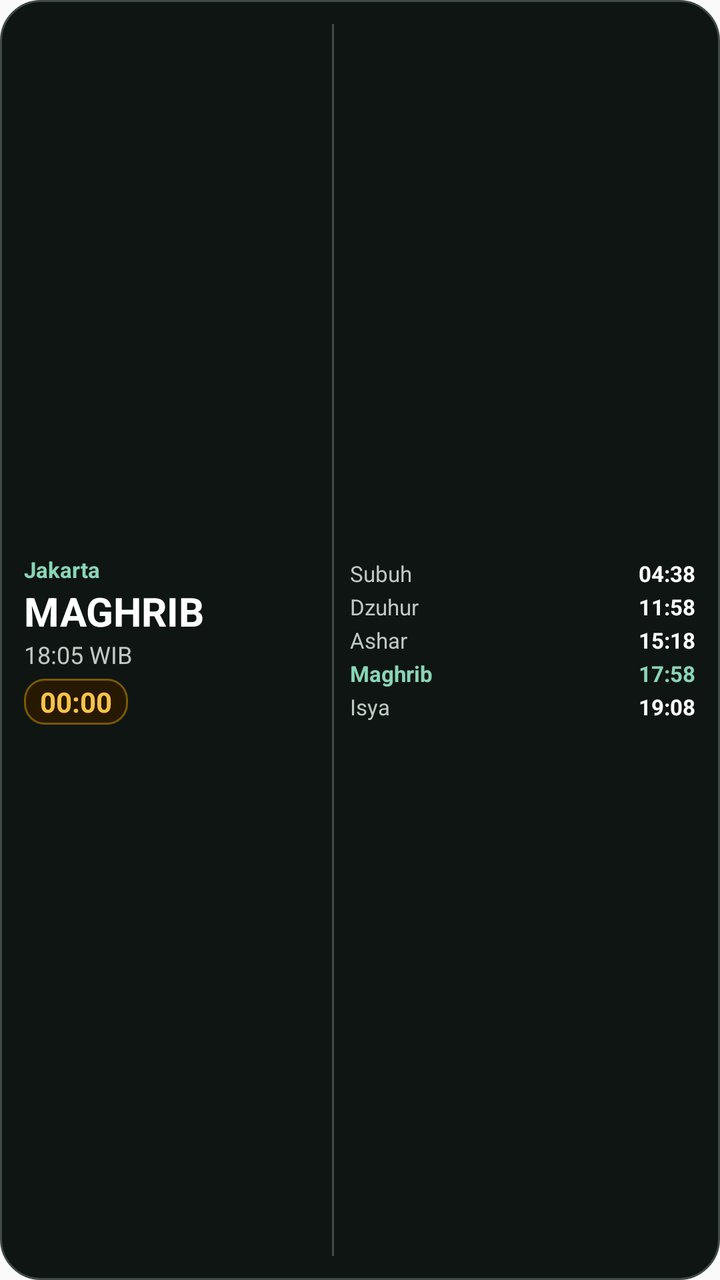
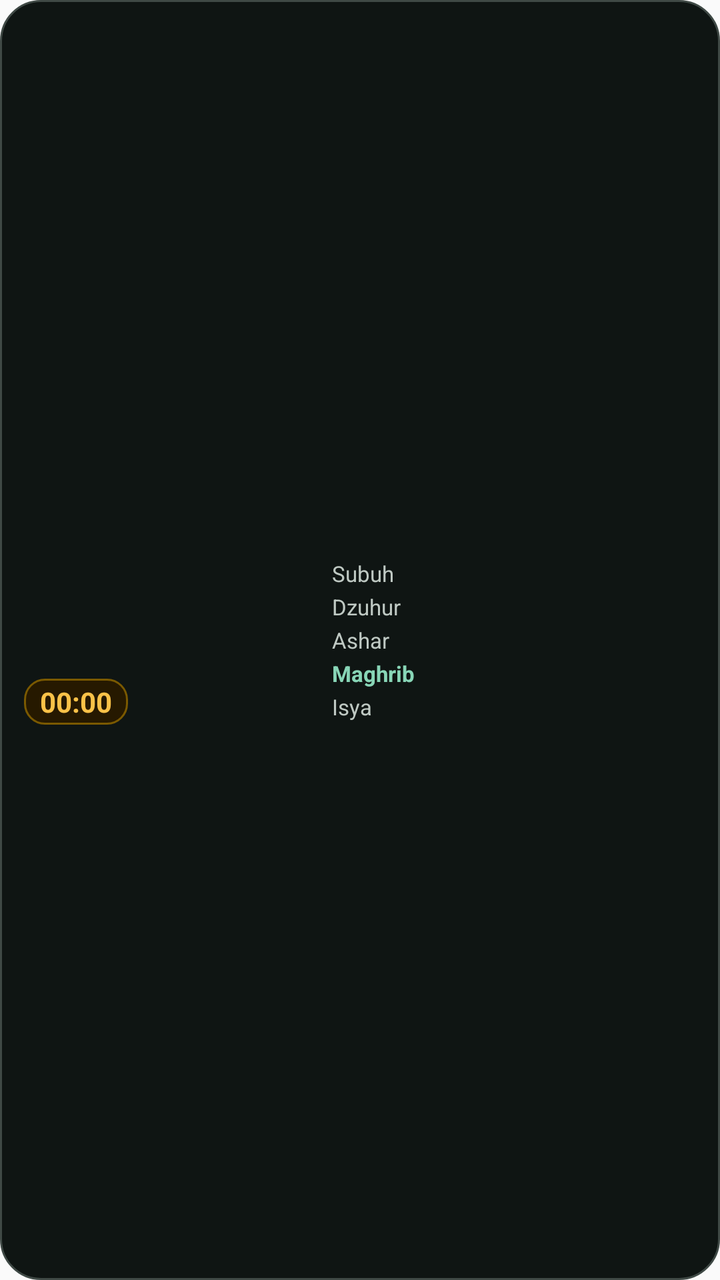

An Android layout rendered at two revisions. The XML below is the earlier revision; the diff shows what the commit changed to produce the second picture.
<!-- AndroidManifest.xml: application theme Theme.AdzanNotif -->
<!-- res/layout/widget_detailed.xml -->
<?xml version="1.0" encoding="utf-8"?>
<LinearLayout xmlns:android="http://schemas.android.com/apk/res/android"
    android:id="@+id/widget_detailed_root"
    android:layout_width="match_parent"
    android:layout_height="match_parent"
    android:background="@drawable/widget_bg"
    android:orientation="horizontal"
    android:gravity="center_vertical"
    android:padding="12dp">

    
    <LinearLayout
        android:layout_width="0dp"
        android:layout_height="match_parent"
        android:layout_weight="1.1"
        android:orientation="vertical"
        android:gravity="center_vertical">

        <TextView
            android:id="@+id/widget_det_location"
            android:layout_width="wrap_content"
            android:layout_height="wrap_content"
            android:text="Jakarta"
            android:textColor="#88D6B7"
            android:textSize="11sp"
            android:textStyle="bold" />

        <TextView
            android:id="@+id/widget_det_prayer_name"
            android:layout_width="wrap_content"
            android:layout_height="wrap_content"
            android:text="MAGHRIB"
            android:textColor="#FFFFFF"
            android:textSize="20sp"
            android:textStyle="bold" />

        <TextView
            android:id="@+id/widget_det_prayer_time"
            android:layout_width="wrap_content"
            android:layout_height="wrap_content"
            android:text="18:05 WIB"
            android:textColor="#BFC9C3"
            android:textSize="12sp" />

        <Chronometer
            android:id="@+id/widget_det_countdown"
            android:layout_width="wrap_content"
            android:layout_height="wrap_content"
            android:layout_marginTop="4dp"
            android:background="@drawable/widget_pill_bg"
            android:countDown="true"
            android:paddingHorizontal="8dp"
            android:paddingVertical="2dp"
            android:textColor="#FAC248"
            android:textSize="14sp"
            android:textStyle="bold" />
    </LinearLayout>

    <View
        android:layout_width="1dp"
        android:layout_height="match_parent"
        android:layout_marginHorizontal="8dp"
        android:background="#3F4945" />

    
    <LinearLayout
        android:layout_width="0dp"
        android:layout_height="match_parent"
        android:layout_weight="1.3"
        android:orientation="vertical"
        android:gravity="center_vertical">

        <LinearLayout
            android:layout_width="match_parent"
            android:layout_height="wrap_content"
            android:orientation="horizontal">
            <TextView android:layout_width="0dp" android:layout_height="wrap_content" android:layout_weight="1" android:text="Subuh" android:textColor="#BFC9C3" android:textSize="11sp" />
            <TextView android:id="@+id/widget_det_fajr" android:layout_width="wrap_content" android:layout_height="wrap_content" android:text="04:38" android:textColor="#FFFFFF" android:textSize="11sp" android:textStyle="bold" />
        </LinearLayout>

        <LinearLayout
            android:layout_width="match_parent"
            android:layout_height="wrap_content"
            android:layout_marginTop="2dp"
            android:orientation="horizontal">
            <TextView android:layout_width="0dp" android:layout_height="wrap_content" android:layout_weight="1" android:text="Dzuhur" android:textColor="#BFC9C3" android:textSize="11sp" />
            <TextView android:id="@+id/widget_det_dhuhr" android:layout_width="wrap_content" android:layout_height="wrap_content" android:text="11:58" android:textColor="#FFFFFF" android:textSize="11sp" android:textStyle="bold" />
        </LinearLayout>

        <LinearLayout
            android:layout_width="match_parent"
            android:layout_height="wrap_content"
            android:layout_marginTop="2dp"
            android:orientation="horizontal">
            <TextView android:layout_width="0dp" android:layout_height="wrap_content" android:layout_weight="1" android:text="Ashar" android:textColor="#BFC9C3" android:textSize="11sp" />
            <TextView android:id="@+id/widget_det_asr" android:layout_width="wrap_content" android:layout_height="wrap_content" android:text="15:18" android:textColor="#FFFFFF" android:textSize="11sp" android:textStyle="bold" />
        </LinearLayout>

        <LinearLayout
            android:layout_width="match_parent"
            android:layout_height="wrap_content"
            android:layout_marginTop="2dp"
            android:orientation="horizontal">
            <TextView android:layout_width="0dp" android:layout_height="wrap_content" android:layout_weight="1" android:text="Maghrib" android:textColor="#88D6B7" android:textSize="11sp" android:textStyle="bold" />
            <TextView android:id="@+id/widget_det_maghrib" android:layout_width="wrap_content" android:layout_height="wrap_content" android:text="17:58" android:textColor="#88D6B7" android:textSize="11sp" android:textStyle="bold" />
        </LinearLayout>

        <LinearLayout
            android:layout_width="match_parent"
            android:layout_height="wrap_content"
            android:layout_marginTop="2dp"
            android:orientation="horizontal">
            <TextView android:layout_width="0dp" android:layout_height="wrap_content" android:layout_weight="1" android:text="Isya" android:textColor="#BFC9C3" android:textSize="11sp" />
            <TextView android:id="@+id/widget_det_isha" android:layout_width="wrap_content" android:layout_height="wrap_content" android:text="19:08" android:textColor="#FFFFFF" android:textSize="11sp" android:textStyle="bold" />
        </LinearLayout>

    </LinearLayout>

</LinearLayout>
<!-- resources referenced by this layout -->
<resources>
  <!-- drawable widget_bg (drawable) -->
  <?xml version="1.0" encoding="utf-8"?>
  <shape xmlns:android="http://schemas.android.com/apk/res/android"
      android:shape="rectangle">
      <solid android:color="#0F1513" />
      <corners android:radius="20dp" />
      <stroke
          android:width="1dp"
          android:color="#3F4945" />
  </shape>
  <!-- drawable widget_pill_bg (drawable) -->
  <?xml version="1.0" encoding="utf-8"?>
  <shape xmlns:android="http://schemas.android.com/apk/res/android"
      android:shape="rectangle">
      <solid android:color="#261900" />
      <corners android:radius="10dp" />
      <stroke
          android:width="1dp"
          android:color="#7A5900" />
  </shape>
  <style name="Theme.AdzanNotif" parent="android:Theme.Material.Light.NoActionBar">
          <item name="android:statusBarColor">#F8FAF8</item>
          <item name="android:navigationBarColor">#F8FAF8</item>
          <item name="android:windowLightStatusBar">true</item>
      </style>
</resources>

<!-- the commit's change to res/layout/widget_detailed.xml (unified diff, before → after) -->
@@ -20,7 +20,7 @@
             android:id="@+id/widget_det_location"
             android:layout_width="wrap_content"
             android:layout_height="wrap_content"
-            android:text="Jakarta"
+        android:text=""
             android:textColor="#88D6B7"
             android:textSize="11sp"
             android:textStyle="bold" />
@@ -29,7 +29,7 @@
             android:id="@+id/widget_det_prayer_name"
             android:layout_width="wrap_content"
             android:layout_height="wrap_content"
-            android:text="MAGHRIB"
+            android:text=""
             android:textColor="#FFFFFF"
             android:textSize="20sp"
             android:textStyle="bold" />
@@ -38,7 +38,7 @@
             android:id="@+id/widget_det_prayer_time"
             android:layout_width="wrap_content"
             android:layout_height="wrap_content"
-            android:text="18:05 WIB"
+            android:text=""
             android:textColor="#BFC9C3"
             android:textSize="12sp" />
 
@@ -56,12 +56,6 @@
             android:textStyle="bold" />
     </LinearLayout>
 
-    <View
-        android:layout_width="1dp"
-        android:layout_height="match_parent"
-        android:layout_marginHorizontal="8dp"
-        android:background="#3F4945" />
-
     
     <LinearLayout
         android:layout_width="0dp"
@@ -75,7 +69,7 @@
             android:layout_height="wrap_content"
             android:orientation="horizontal">
             <TextView android:layout_width="0dp" android:layout_height="wrap_content" android:layout_weight="1" android:text="Subuh" android:textColor="#BFC9C3" android:textSize="11sp" />
-            <TextView android:id="@+id/widget_det_fajr" android:layout_width="wrap_content" android:layout_height="wrap_content" android:text="04:38" android:textColor="#FFFFFF" android:textSize="11sp" android:textStyle="bold" />
+            <TextView android:id="@+id/widget_det_fajr" android:layout_width="wrap_content" android:layout_height="wrap_content" android:text="" android:textColor="#FFFFFF" android:textSize="11sp" android:textStyle="bold" />
         </LinearLayout>
 
         <LinearLayout
@@ -84,7 +78,7 @@
             android:layout_marginTop="2dp"
             android:orientation="horizontal">
             <TextView android:layout_width="0dp" android:layout_height="wrap_content" android:layout_weight="1" android:text="Dzuhur" android:textColor="#BFC9C3" android:textSize="11sp" />
-            <TextView android:id="@+id/widget_det_dhuhr" android:layout_width="wrap_content" android:layout_height="wrap_content" android:text="11:58" android:textColor="#FFFFFF" android:textSize="11sp" android:textStyle="bold" />
+            <TextView android:id="@+id/widget_det_dhuhr" android:layout_width="wrap_content" android:layout_height="wrap_content" android:text="" android:textColor="#FFFFFF" android:textSize="11sp" android:textStyle="bold" />
         </LinearLayout>
 
         <LinearLayout
@@ -93,7 +87,7 @@
             android:layout_marginTop="2dp"
             android:orientation="horizontal">
             <TextView android:layout_width="0dp" android:layout_height="wrap_content" android:layout_weight="1" android:text="Ashar" android:textColor="#BFC9C3" android:textSize="11sp" />
-            <TextView android:id="@+id/widget_det_asr" android:layout_width="wrap_content" android:layout_height="wrap_content" android:text="15:18" android:textColor="#FFFFFF" android:textSize="11sp" android:textStyle="bold" />
+            <TextView android:id="@+id/widget_det_asr" android:layout_width="wrap_content" android:layout_height="wrap_content" android:text="" android:textColor="#FFFFFF" android:textSize="11sp" android:textStyle="bold" />
         </LinearLayout>
 
         <LinearLayout
@@ -102,7 +96,7 @@
             android:layout_marginTop="2dp"
             android:orientation="horizontal">
             <TextView android:layout_width="0dp" android:layout_height="wrap_content" android:layout_weight="1" android:text="Maghrib" android:textColor="#88D6B7" android:textSize="11sp" android:textStyle="bold" />
-            <TextView android:id="@+id/widget_det_maghrib" android:layout_width="wrap_content" android:layout_height="wrap_content" android:text="17:58" android:textColor="#88D6B7" android:textSize="11sp" android:textStyle="bold" />
+            <TextView android:id="@+id/widget_det_maghrib" android:layout_width="wrap_content" android:layout_height="wrap_content" android:text="" android:textColor="#88D6B7" android:textSize="11sp" android:textStyle="bold" />
         </LinearLayout>
 
         <LinearLayout
@@ -111,7 +105,7 @@
             android:layout_marginTop="2dp"
             android:orientation="horizontal">
             <TextView android:layout_width="0dp" android:layout_height="wrap_content" android:layout_weight="1" android:text="Isya" android:textColor="#BFC9C3" android:textSize="11sp" />
-            <TextView android:id="@+id/widget_det_isha" android:layout_width="wrap_content" android:layout_height="wrap_content" android:text="19:08" android:textColor="#FFFFFF" android:textSize="11sp" android:textStyle="bold" />
+            <TextView android:id="@+id/widget_det_isha" android:layout_width="wrap_content" android:layout_height="wrap_content" android:text="" android:textColor="#FFFFFF" android:textSize="11sp" android:textStyle="bold" />
         </LinearLayout>
 
     </LinearLayout>
